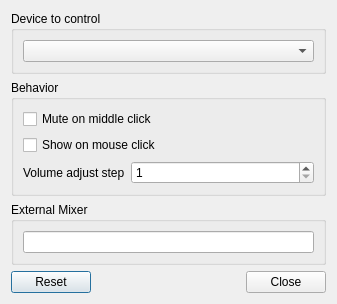
First picture: the form in plugin-volume/razorvolumeconfiguration.ui, repository lxqt/lxqt-panel, before the edit.
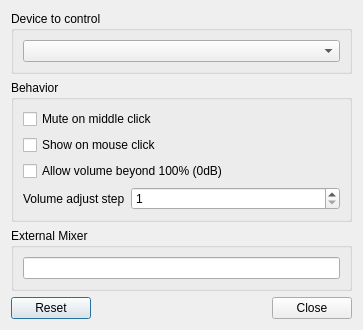
Second picture: the form after the edit.

Commit message: panel-volume: fix issue #362 about max volume - honor device max volume in pulseaudio as a default - add setting to ignore device max volume on pulseaudio

Patch:
```diff
--- a/plugin-volume/razorvolumeconfiguration.ui
+++ b/plugin-volume/razorvolumeconfiguration.ui
@@ -6,8 +6,8 @@
    <rect>
     <x>0</x>
     <y>0</y>
-    <width>337</width>
-    <height>272</height>
+    <width>363</width>
+    <height>297</height>
    </rect>
   </property>
   <property name="windowTitle">
@@ -46,6 +46,13 @@
         </property>
        </widget>
       </item>
+      <item>
+       <widget class="QCheckBox" name="ignoreMaxVolumeCheckBox">
+        <property name="text">
+         <string>Allow volume beyond 100% (0dB)</string>
+        </property>
+       </widget>
+      </item>
       <item>
        <layout class="QHBoxLayout" name="horizontalLayout">
         <item>
```
Left out of the diff: 2 changed lines with no effect on the pictures. The commit also changes 8 other files.
